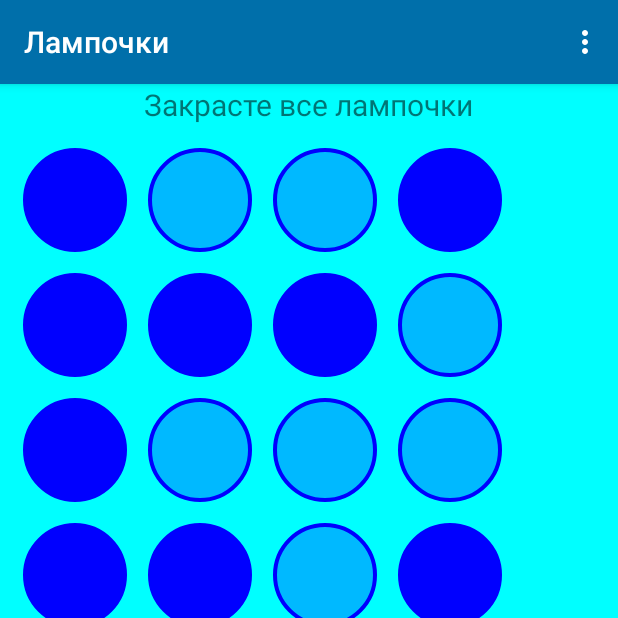
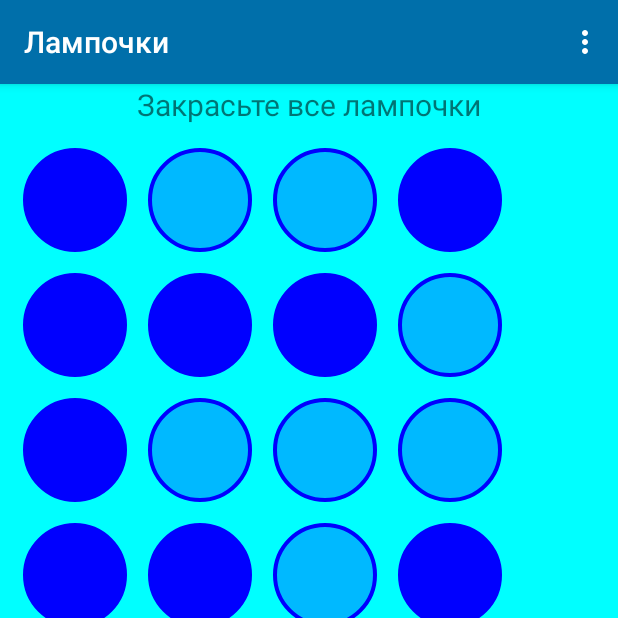
Before and after one commit to vankad24/GameLamps, an Android app: the MainActivity screen opened directly, with no data from a screen before it, after a tap on an icon or button, on a phone screen of 412 x 824 dp, the top half of it. Run offline under Robolectric (Android 15) with nearby library versions, the phone set to English and light mode, and no system bars; 2 statements that could not run were skipped.

Commit message:
Update strings.xml

```diff
--- a/app/src/main/res/values/strings.xml
+++ b/app/src/main/res/values/strings.xml
@@ -17,7 +17,7 @@
     <string name="cross">Крестик</string>
     <string name="plus">Плюсик</string>
     <string name="color">Цвет</string>
-    <string name="task">Закрасте все лампочки</string>
+    <string name="task">Закрасьте все лампочки</string>
     <string name="reset">Сброс настроек</string>
 
 
```
